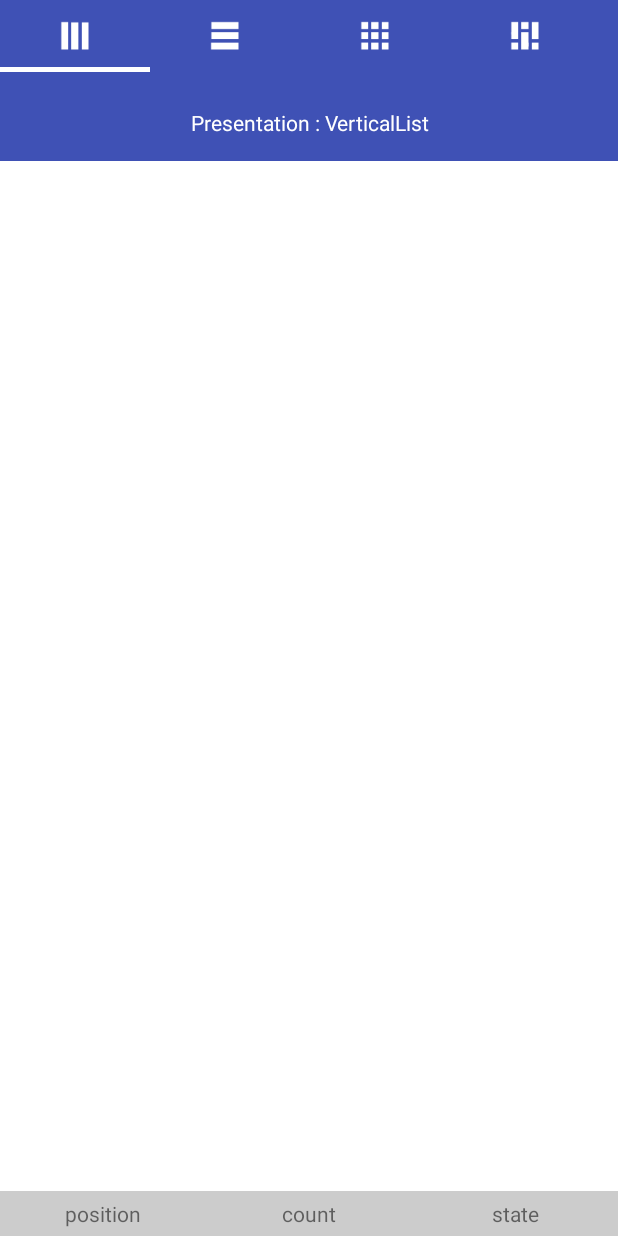
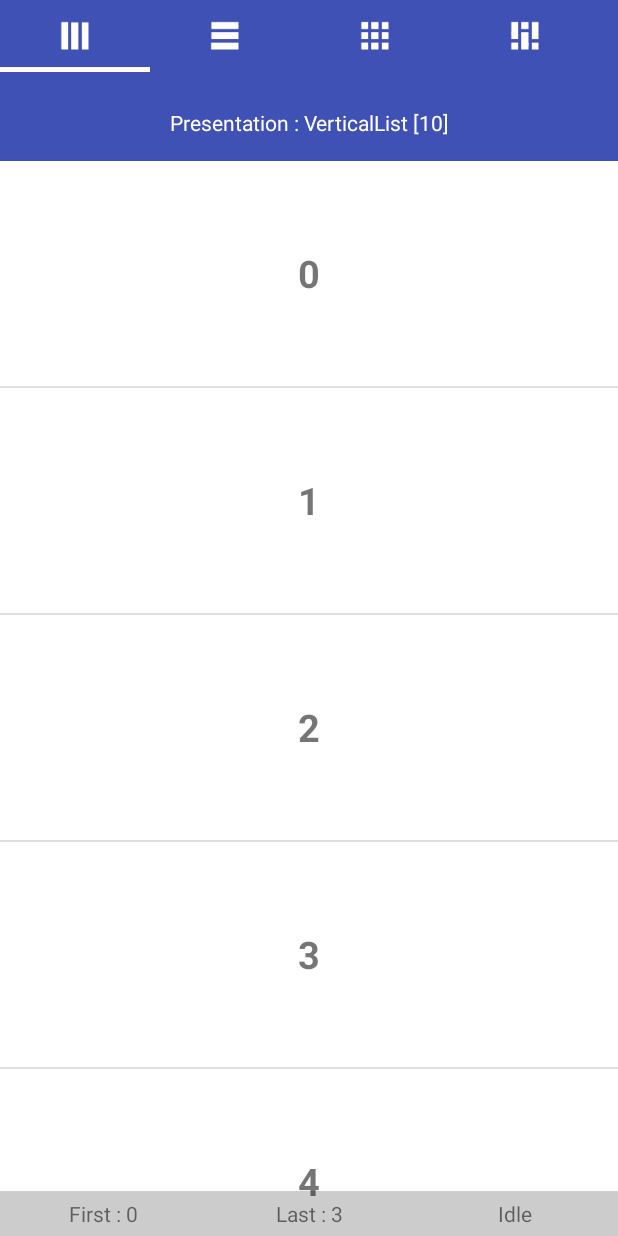
Before and after one commit to kopihao/peasy-recyclerview, an Android app: the screen it shows after launch (ActivityDemo2), on a phone screen of 412 x 824 dp. Run offline under Robolectric (Android 15) with nearby library versions, the phone set to English and light mode, and no system bars.

Commit message:
prepare demo 2 - vertical list

```diff
--- a/sample/src/main/java/com/kopirealm/peasyrecyclerview/sample/demo2/PresentorFragment.java
+++ b/sample/src/main/java/com/kopirealm/peasyrecyclerview/sample/demo2/PresentorFragment.java
@@ -4,6 +4,7 @@ import android.os.Bundle;
 import android.support.annotation.NonNull;
 import android.support.annotation.Nullable;
 import android.support.v4.app.Fragment;
+import android.support.v7.widget.RecyclerView;
 import android.view.LayoutInflater;
 import android.view.View;
 import android.view.ViewGroup;
@@ -12,15 +13,30 @@ import android.widget.TextView;
 import com.kopirealm.peasyrecyclerview.PeasyRecyclerView;
 import com.kopirealm.peasyrecyclerview.sample.R;
 
-public class PresentorFragment extends Fragment {
+import java.util.ArrayList;
+import java.util.Locale;
+
+import static android.support.v7.widget.RecyclerView.SCROLL_STATE_DRAGGING;
+import static android.support.v7.widget.RecyclerView.SCROLL_STATE_IDLE;
+import static android.support.v7.widget.RecyclerView.SCROLL_STATE_SETTLING;
+
+public class PresentorFragment extends Fragment
+        implements PresentorListener {
 
     private static final String ARG_SECTION_NUMBER = "section_number";
 
     private int sectionNumber = 0;
+    private PeasyRecyclerView.Presentation presentation = PeasyRecyclerView.Presentation.undefined;
+    private PeasyRecyclerView peasyRecyclerView;
+    private ArrayList<String> arrayList = new ArrayList<>();
+    private TextView header;
+    private TextView first;
+    private TextView last;
+    private TextView state;
 
     public static PresentorFragment newInstance(int sectionNumber) {
         final PresentorFragment fragment = new PresentorFragment();
-        Bundle args = new Bundle();
+        final Bundle args = new Bundle();
         args.putInt(ARG_SECTION_NUMBER, sectionNumber);
         fragment.setArguments(args);
         return fragment;
@@ -31,14 +47,71 @@ public class PresentorFragment extends Fragment {
         super.onCreate(savedInstanceState);
         if (getArguments() != null) {
             sectionNumber = getArguments().getInt(ARG_SECTION_NUMBER);
+            presentation = PeasyRecyclerView.Presentation.values()[sectionNumber];
+        }
+        for (int i = 0; i < 10; i++) {
+            arrayList.add("" + i);
         }
     }
 
     @Override
     public View onCreateView(@NonNull LayoutInflater inflater, ViewGroup container, Bundle savedInstanceState) {
-        View rootView = inflater.inflate(R.layout.fragment_presentator, container, false);
-        TextView textView = rootView.findViewById(R.id.section_label);
-        textView.setText(getString(R.string.section_format, PeasyRecyclerView.Presentation.values()[sectionNumber]));
+        final View rootView = inflater.inflate(R.layout.fragment_presentator, container, false);
+        final RecyclerView recyclerView = rootView.findViewById(R.id.recyclerView);
+        if (getContext() != null) {
+            switch (presentation) {
+                case VerticalList:
+                    peasyRecyclerView = new SimpleVerticalListView(getContext(), recyclerView, arrayList, this);
+            }
+        }
+        header = rootView.findViewById(R.id.header);
+        first = rootView.findViewById(R.id.first);
+        last = rootView.findViewById(R.id.last);
+        state = rootView.findViewById(R.id.state);
+        onContentChanged(peasyRecyclerView == null ? 0 : peasyRecyclerView.getProvidedContentCount());
+        onViewScrollStateChanged(recyclerView, SCROLL_STATE_IDLE);
         return rootView;
     }
+
+    @Override
+    public void onContentChanged(int count) {
+        header.setText(getString(R.string.section_format, presentation, String.format(Locale.ENGLISH, "[%d]", count)));
+    }
+
+    @Override
+    public void onViewScrollStateChanged(RecyclerView recyclerView, int newState) {
+        try {
+            switch (newState) {
+                case SCROLL_STATE_IDLE:
+                    state.setText(getString(R.string.state_format, "Idle"));
+                    break;
+
+                case SCROLL_STATE_DRAGGING:
+                    state.setText(getString(R.string.state_format, "Dragging"));
+                    break;
+
+                case SCROLL_STATE_SETTLING:
+                    state.setText(getString(R.string.state_format, "Settling"));
+                    break;
+                default:
+                    throw new Exception("Unknown State");
+            }
+        } catch (Exception e) {
+            state.setText(getString(R.string.state_format, ""));
+        }
+    }
+
+    @Override
+    public void onViewScrolled(RecyclerView recyclerView, int dx, int dy) {
+        try {
+            first.setText(getString(R.string.first_format, "" + peasyRecyclerView.getFirstVisibleItemPosition()));
+        } catch (Exception e) {
+            first.setText(getString(R.string.first_format, ""));
+        }
+        try {
+            last.setText(getString(R.string.last_format, "" + peasyRecyclerView.getLastVisibleItemPosition()));
+        } catch (Exception e) {
+            last.setText(getString(R.string.last_format, ""));
+        }
+    }
 }
--- /dev/null
+++ b/sample/src/main/java/com/kopirealm/peasyrecyclerview/sample/demo2/PresentorListener.java
@@ -0,0 +1,13 @@
+package com.kopirealm.peasyrecyclerview.sample.demo2;
+
+import android.support.v7.widget.RecyclerView;
+
+public interface PresentorListener {
+
+    void onContentChanged(int count);
+
+    void onViewScrollStateChanged(RecyclerView recyclerView, int newState);
+
+    void onViewScrolled(RecyclerView recyclerView, int dx, int dy);
+
+}
--- /dev/null
+++ b/sample/src/main/java/com/kopirealm/peasyrecyclerview/sample/demo2/SimpleVerticalListView.java
@@ -0,0 +1,73 @@
+package com.kopirealm.peasyrecyclerview.sample.demo2;
+
+import android.content.Context;
+import android.support.annotation.NonNull;
+import android.support.v7.widget.RecyclerView;
+import android.view.LayoutInflater;
+import android.view.View;
+import android.view.ViewGroup;
+import android.widget.TextView;
+
+import com.kopirealm.peasyrecyclerview.PeasyContentViewHolder;
+import com.kopirealm.peasyrecyclerview.PeasyRecyclerView;
+import com.kopirealm.peasyrecyclerview.PeasyViewHolder;
+import com.kopirealm.peasyrecyclerview.sample.R;
+
+import java.util.ArrayList;
+
+public class SimpleVerticalListView extends PeasyRecyclerView.VerticalList<String> {
+
+    private PresentorListener listener;
+
+    public SimpleVerticalListView(@NonNull Context context, RecyclerView recyclerView, ArrayList<String> arrayList, @NonNull PresentorListener listener) {
+        // TODO Initialization
+        super(context, recyclerView, arrayList);
+        this.listener = listener;
+    }
+
+    @Override
+    protected int getItemViewType(int position, String item) {
+        // TODO Do Nothing but returning view type accordingly
+        return (item == null) ? PeasyViewHolder.VIEWTYPE_NOTHING : ContentViewHolder.VIEWTYPE_ID;
+    }
+
+    @Override
+    protected PeasyViewHolder onCreateViewHolder(LayoutInflater inflater, ViewGroup parent, int viewType) {
+        // TODO Do Nothing but initializing view holder with layout_id
+        return new ContentViewHolder(ContentViewHolder.inflateView(inflater, parent, ContentViewHolder.LAYOUT_ID));
+    }
+
+    @Override
+    protected void onBindViewHolder(Context context, PeasyViewHolder holder, int position, String item) {
+        // TODO Do Nothing but checking instance and populating item to view with view holder
+        if (holder.isContentView() || holder.isInstance(ContentViewHolder.class)) {
+            holder.asIs(ContentViewHolder.class).createView(context, item);
+        }
+    }
+
+    @Override
+    public void onViewScrollStateChanged(RecyclerView recyclerView, int newState) {
+        super.onViewScrollStateChanged(recyclerView, newState);
+        this.listener.onViewScrollStateChanged(recyclerView, newState);
+    }
+
+    @Override
+    public void onViewScrolled(RecyclerView recyclerView, int dx, int dy) {
+        super.onViewScrolled(recyclerView, dx, dy);
+        this.listener.onViewScrolled(recyclerView, dx, dy);
+    }
+
+    static class ContentViewHolder extends PeasyContentViewHolder {
+        static final int LAYOUT_ID = R.layout.li_demo2;
+        TextView tvTitle;
+
+        public ContentViewHolder(View itemView) {
+            super(itemView);
+            tvTitle = itemView.findViewById(R.id.tvTitle);
+        }
+
+        public void createView(Context context, String item) {
+            tvTitle.setText(item);
+        }
+    }
+}
--- a/sample/src/main/res/layout/activity_demo2.xml
+++ b/sample/src/main/res/layout/activity_demo2.xml
@@ -5,10 +5,6 @@
     android:layout_width="match_parent"
     android:layout_height="match_parent"
     android:fitsSystemWindows="true">
-
-    <RelativeLayout
-        android:layout_width="match_parent"
-        android:layout_height="match_parent">
 
     <LinearLayout
         android:layout_width="match_parent"
@@ -33,45 +29,7 @@
             android:id="@+id/pager"
             android:layout_width="match_parent"
             android:layout_height="fill_parent" />
+
     </LinearLayout>
 
-
-        <LinearLayout
-            android:layout_width="match_parent"
-            android:layout_height="wrap_content"
-            android:layout_alignParentBottom="true"
-            android:background="#33000000"
-            android:orientation="horizontal">
-
-            <TextView
-                android:id="@+id/position"
-                android:layout_width="0dp"
-                android:layout_height="wrap_content"
-                android:layout_weight="1"
-                android:gravity="center"
-                android:padding="5dp"
-                android:text="position" />
-
-            <TextView
-                android:id="@+id/count"
-                android:layout_width="0dp"
-                android:layout_height="wrap_content"
-                android:layout_weight="1"
-                android:gravity="center"
-                android:padding="5dp"
-                android:text="count" />
-
-            <TextView
-                android:id="@+id/state"
-                android:layout_width="0dp"
-                android:layout_height="wrap_content"
-                android:layout_weight="1"
-                android:gravity="center"
-                android:padding="5dp"
-                android:text="state" />
-
-        </LinearLayout>
-    </RelativeLayout>
-
-
 </android.support.design.widget.CoordinatorLayout>
--- a/sample/src/main/res/layout/fragment_presentator.xml
+++ b/sample/src/main/res/layout/fragment_presentator.xml
@@ -6,7 +6,7 @@
     android:layout_height="match_parent">
 
     <TextView
-        android:id="@+id/section_label"
+        android:id="@+id/header"
         android:layout_width="0dp"
         android:layout_height="wrap_content"
         android:background="?attr/colorPrimary"
@@ -21,14 +21,52 @@
         app:layout_constraintRight_toRightOf="parent" />
 
     <android.support.v7.widget.RecyclerView
-        android:id="@+id/contents"
+        android:id="@+id/recyclerView"
         android:layout_width="0dp"
         android:layout_height="0dp"
         android:background="@android:color/white"
         app:layout_constraintBottom_toBottomOf="parent"
         app:layout_constraintLeft_toLeftOf="parent"
         app:layout_constraintRight_toRightOf="parent"
-        app:layout_constraintTop_toBottomOf="@+id/section_label" />
+        app:layout_constraintTop_toBottomOf="@+id/header" />
+
+    <LinearLayout
+        android:layout_width="match_parent"
+        android:layout_height="wrap_content"
+        android:background="#33000000"
+        android:orientation="horizontal"
+        app:layout_constraintBottom_toBottomOf="parent"
+        app:layout_constraintLeft_toLeftOf="parent"
+        app:layout_constraintRight_toRightOf="parent">
+
+        <TextView
+            android:id="@+id/first"
+            android:layout_width="0dp"
+            android:layout_height="wrap_content"
+            android:layout_weight="1"
+            android:gravity="center"
+            android:padding="5dp"
+            android:text="first" />
+
+        <TextView
+            android:id="@+id/last"
+            android:layout_width="0dp"
+            android:layout_height="wrap_content"
+            android:layout_weight="1"
+            android:gravity="center"
+            android:padding="5dp"
+            android:text="last" />
+
+        <TextView
+            android:id="@+id/state"
+            android:layout_width="0dp"
+            android:layout_height="wrap_content"
+            android:layout_weight="1"
+            android:gravity="center"
+            android:padding="5dp"
+            android:text="state" />
+
+    </LinearLayout>
 
 
 </android.support.constraint.ConstraintLayout>
--- /dev/null
+++ b/sample/src/main/res/layout/li_demo2.xml
@@ -0,0 +1,10 @@
+<?xml version="1.0" encoding="utf-8"?>
+<TextView xmlns:android="http://schemas.android.com/apk/res/android"
+    android:id="@+id/tvTitle"
+    android:layout_width="match_parent"
+    android:layout_height="wrap_content"
+    android:gravity="center"
+    android:minHeight="150dp"
+    android:text="@string/app_name"
+    android:textSize="25sp"
+    android:textStyle="bold" />
--- a/sample/src/main/res/values/strings.xml
+++ b/sample/src/main/res/values/strings.xml
@@ -2,5 +2,9 @@
     <string name="app_name">Peasy RecyclerView</string>
     <string name="title_activity_demo2">ActivityDemo2</string>
     <string name="action_settings">Settings</string>
-    <string name="section_format">Presentation : %1$s</string>
+    <string name="section_format">Presentation : %1$s %2$s</string>
+    <string name="count_format">Count : %1$s</string>
+    <string name="first_format">First : %1$s</string>
+    <string name="last_format">Last : %1$s</string>
+    <string name="state_format">%1$s</string>
 </resources>
```
Lines whose indentation alone changed are shown as unchanged.
